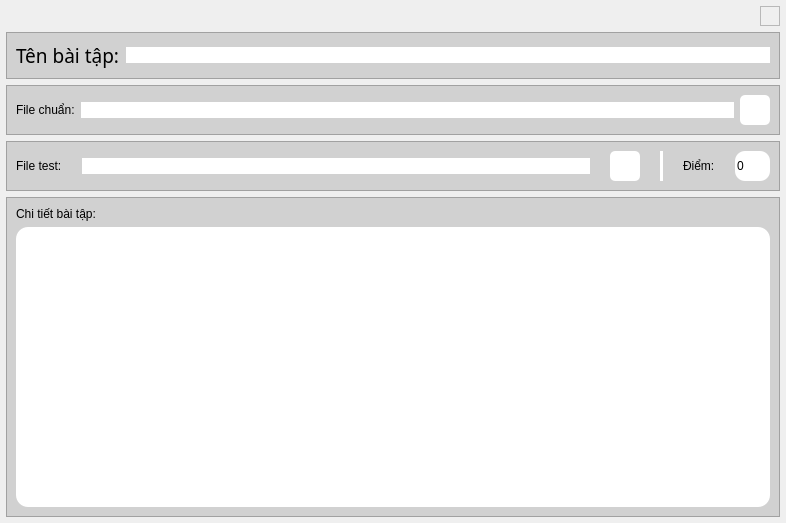
Qt form UI_Files/edit_frame.ui (hoangm960/Astraea) before a commit.
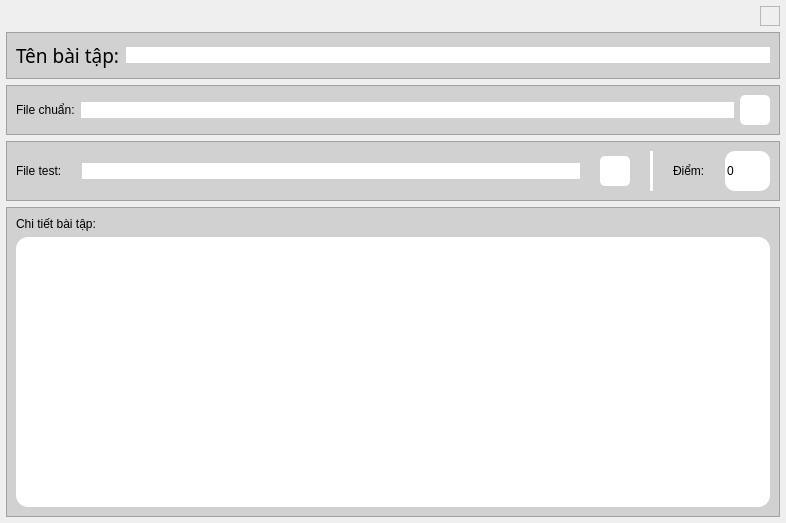
The same form after that commit. Icons and pictures are not drawn.

The edit to the form file:
```diff
--- a/UI_Files/edit_frame.ui
+++ b/UI_Files/edit_frame.ui
@@ -253,7 +253,52 @@
    <item>
     <widget class="QFrame" name="test_file_frame">
      <property name="styleSheet">
-      <string notr="true">background-color: rgb(209, 209, 209);</string>
+      <string notr="true">QFrame {
+	background-color: rgb(209, 209, 209);
+}
+
+QSpinBox {
+	border-radius: 10px;
+	color: rgb(0, 0, 0);
+	background-color: rgb(255, 255, 255);
+}
+QSpinBox::up-button {
+	background-color: rgb(255, 255, 255);
+	border-radius: 5px;
+}
+
+QSpinBox::up-button:hover {
+	background-color: rgb(223, 223, 223);
+}
+
+QSpinBox::up-button:pressed {
+	background-color: rgb(207, 207, 207);
+}
+
+QSpinBox::down-button {
+	background-color: rgb(255, 255, 255);
+	border-radius: 5px;
+}
+
+QSpinBox::down-button:hover {
+	background-color: rgb(223, 223, 223);
+}
+
+QSpinBox::down-button:pressed {
+	background-color: rgb(207, 207, 207);
+}
+
+QSpinBox::up-arrow {
+	image: url(:/images/icons/plus.png);
+    width: 10px;
+    height: 20px;
+}
+
+QSpinBox::down-arrow {
+	image: url(:/images/icons/minus.png);
+    width: 10px;
+    height: 20px;
+}</string>
      </property>
      <property name="frameShape">
       <enum>QFrame::StyledPanel</enum>
@@ -352,49 +397,14 @@
           <verstretch>0</verstretch>
          </sizepolicy>
         </property>
+        <property name="minimumSize">
+         <size>
+          <width>45</width>
+          <height>40</height>
+         </size>
+        </property>
         <property name="styleSheet">
-         <string notr="true">QSpinBox {
-	border-radius: 10px;
-	color: rgb(0, 0, 0);
-	background-color: rgb(255, 255, 255);
-}
-QSpinBox::up-button {
-	background-color: rgb(255, 255, 255);
-	border-radius: 5px;
-}
-
-QSpinBox::up-button:hover {
-	background-color: rgb(223, 223, 223);
-}
-
-QSpinBox::up-button:pressed {
-	background-color: rgb(207, 207, 207);
-}
-
-QSpinBox::down-button {
-	background-color: rgb(255, 255, 255);
-	border-radius: 5px;
-}
-
-QSpinBox::down-button:hover {
-	background-color: rgb(223, 223, 223);
-}
-
-QSpinBox::down-button:pressed {
-	background-color: rgb(207, 207, 207);
-}
-
-QSpinBox::up-arrow {
-	image: url(:/images/icons/plus.png);
-    width: 10px;
-    height: 20px;
-}
-
-QSpinBox::down-arrow {
-	image: url(:/images/icons/minus.png);
-    width: 10px;
-    height: 20px;
-}</string>
+         <string notr="true"/>
         </property>
        </widget>
       </item>
```
